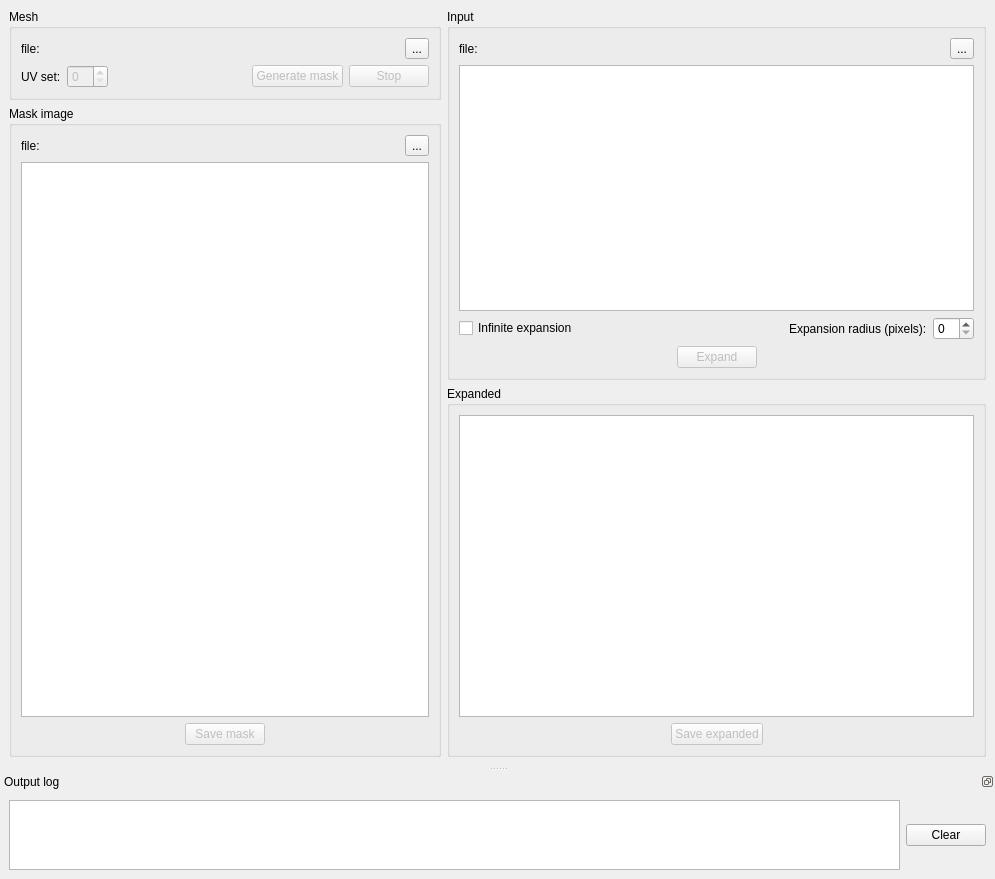
Before: the Qt Designer form gui/ui/mainwin.ui in jtsiomb/texpand, drawn with Qt 5.
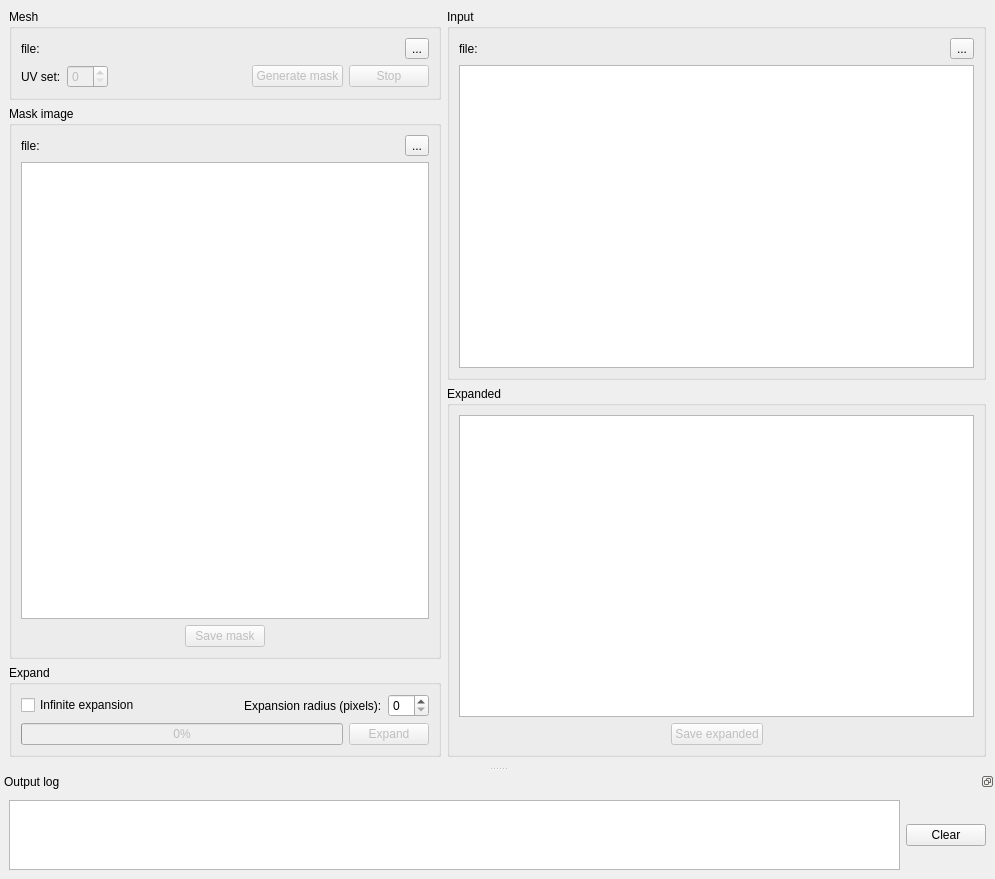
After: the same form once the commit is applied.

Commit message: background cancellable expand

What changed in the file:
```diff
--- a/gui/ui/mainwin.ui
+++ b/gui/ui/mainwin.ui
@@ -236,6 +236,86 @@
           </layout>
          </widget>
         </item>
+        <item>
+         <widget class="QGroupBox" name="groupBox">
+          <property name="title">
+           <string>Expand</string>
+          </property>
+          <layout class="QVBoxLayout" name="verticalLayout_3">
+           <item>
+            <layout class="QHBoxLayout" name="horizontalLayout_10">
+             <item>
+              <widget class="QCheckBox" name="chk_rad_inf">
+               <property name="text">
+                <string>Infinite expansion</string>
+               </property>
+              </widget>
+             </item>
+             <item>
+              <spacer name="horizontalSpacer_8">
+               <property name="orientation">
+                <enum>Qt::Horizontal</enum>
+               </property>
+               <property name="sizeHint" stdset="0">
+                <size>
+                 <width>40</width>
+                 <height>20</height>
+                </size>
+               </property>
+              </spacer>
+             </item>
+             <item>
+              <widget class="QLabel" name="label_4">
+               <property name="sizePolicy">
+                <sizepolicy hsizetype="Maximum" vsizetype="Preferred">
+                 <horstretch>0</horstretch>
+                 <verstretch>0</verstretch>
+                </sizepolicy>
+               </property>
+               <property name="text">
+                <string>Expansion radius (pixels):</string>
+               </property>
+              </widget>
+             </item>
+             <item>
+              <widget class="QSpinBox" name="spin_radius">
+               <property name="sizePolicy">
+                <sizepolicy hsizetype="Maximum" vsizetype="Fixed">
+                 <horstretch>0</horstretch>
+                 <verstretch>0</verstretch>
+                </sizepolicy>
+               </property>
+              </widget>
+             </item>
+            </layout>
+           </item>
+           <item>
+            <layout class="QHBoxLayout" name="horizontalLayout_2">
+             <item>
+              <widget class="QProgressBar" name="progr_expand">
+               <property name="enabled">
+                <bool>false</bool>
+               </property>
+               <property name="value">
+                <number>0</number>
+               </property>
+              </widget>
+             </item>
+             <item>
+              <widget class="QPushButton" name="bn_expand">
+               <property name="enabled">
+                <bool>false</bool>
+               </property>
+               <property name="text">
+                <string>Expand</string>
+               </property>
+              </widget>
+             </item>
+            </layout>
+           </item>
+          </layout>
+         </widget>
+        </item>
        </layout>
       </item>
       <item>
@@ -290,93 +370,6 @@
              </property>
             </widget>
            </item>
-           <item>
-            <layout class="QHBoxLayout" name="horizontalLayout_10">
-             <item>
-              <widget class="QCheckBox" name="chk_enable_radius">
-               <property name="text">
-                <string>Infinite expansion</string>
-               </property>
-              </widget>
-             </item>
-             <item>
-              <spacer name="horizontalSpacer_8">
-               <property name="orientation">
-                <enum>Qt::Horizontal</enum>
-               </property>
-               <property name="sizeHint" stdset="0">
-                <size>
-                 <width>40</width>
-                 <height>20</height>
-                </size>
-               </property>
-              </spacer>
-             </item>
-             <item>
-              <widget class="QLabel" name="label_4">
-               <property name="sizePolicy">
-                <sizepolicy hsizetype="Maximum" vsizetype="Preferred">
-                 <horstretch>0</horstretch>
-                 <verstretch>0</verstretch>
-                </sizepolicy>
-               </property>
-               <property name="text">
-                <string>Expansion radius (pixels):</string>
-               </property>
-              </widget>
-             </item>
-             <item>
-              <widget class="QSpinBox" name="spin_radius">
-               <property name="sizePolicy">
-                <sizepolicy hsizetype="Maximum" vsizetype="Fixed">
-                 <horstretch>0</horstretch>
-                 <verstretch>0</verstretch>
-                </sizepolicy>
-               </property>
-              </widget>
-             </item>
-            </layout>
-           </item>
-           <item>
-            <layout class="QHBoxLayout" name="horizontalLayout_2">
-             <item>
-              <spacer name="horizontalSpacer_7">
-               <property name="orientation">
-                <enum>Qt::Horizontal</enum>
-               </property>
-               <property name="sizeHint" stdset="0">
-                <size>
-                 <width>40</width>
-                 <height>20</height>
-                </size>
-               </property>
-              </spacer>
-             </item>
-             <item>
-              <widget class="QPushButton" name="bn_expand">
-               <property name="enabled">
-                <bool>false</bool>
-               </property>
-               <property name="text">
-                <string>Expand</string>
-               </property>
-              </widget>
-             </item>
-             <item>
-              <spacer name="horizontalSpacer">
-               <property name="orientation">
-                <enum>Qt::Horizontal</enum>
-               </property>
-               <property name="sizeHint" stdset="0">
-                <size>
-                 <width>40</width>
-                 <height>20</height>
-                </size>
-               </property>
-              </spacer>
-             </item>
-            </layout>
-           </item>
           </layout>
          </widget>
         </item>
```
Left out of the diff: 2 changed lines with no effect on the pictures. The commit also changes 4 other files.
